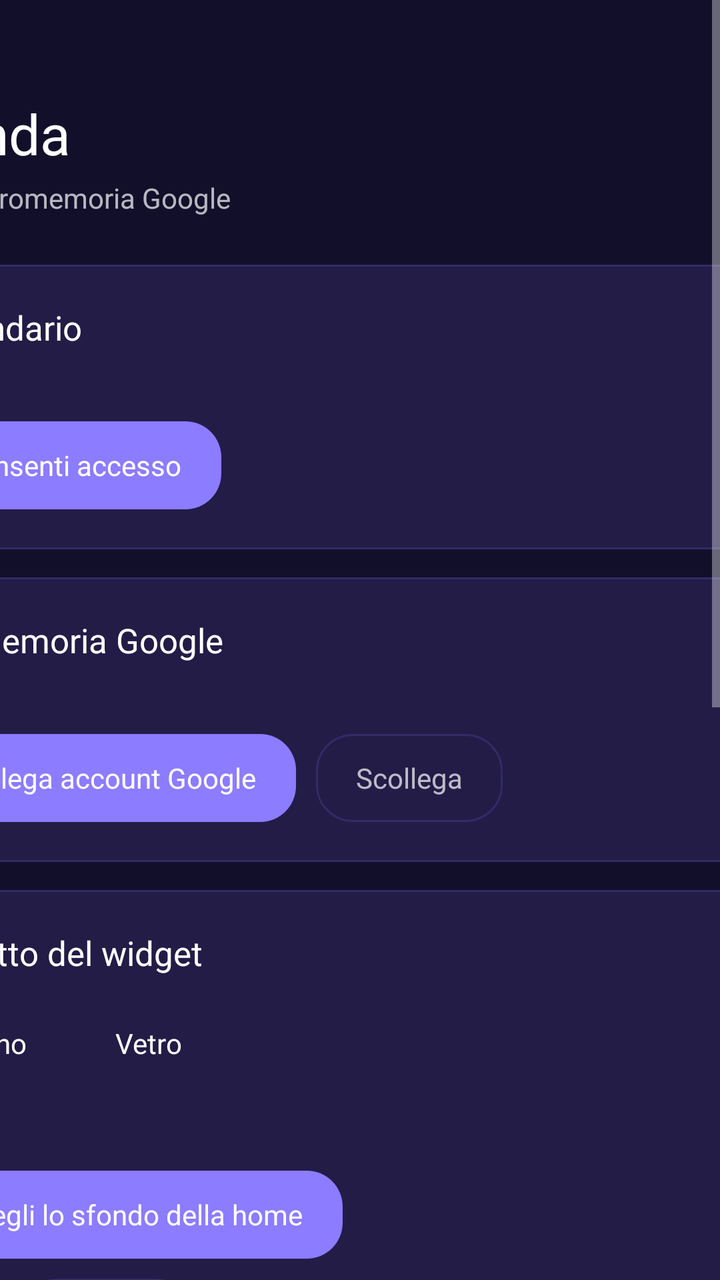
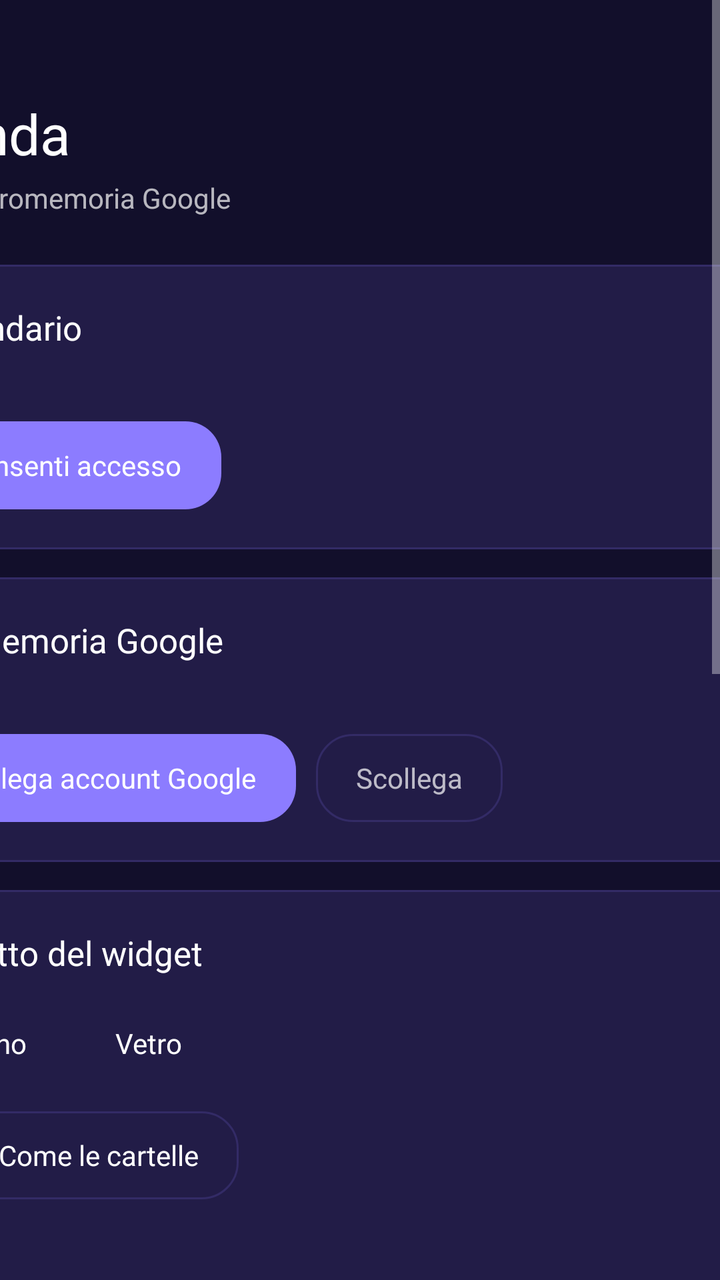

Two renders of the same Android screen: before a commit and after it. Below are the layout's source before the change and the commit's diff.
<!-- AndroidManifest.xml: application theme Theme.Agenda -->
<!-- res/layout/activity_main.xml -->
<?xml version="1.0" encoding="utf-8"?>
<ScrollView xmlns:android="http://schemas.android.com/apk/res/android"
    android:layout_width="match_parent"
    android:layout_height="match_parent"
    android:background="@color/bg"
    android:fillViewport="true">

    <FrameLayout
        android:layout_width="match_parent"
        android:layout_height="wrap_content"
        android:paddingTop="48dp"
        android:paddingBottom="40dp">

        <LinearLayout
            android:id="@+id/content"
            android:layout_width="520dp"
            android:layout_height="wrap_content"
            android:layout_gravity="center_horizontal"
            android:orientation="vertical"
            android:paddingStart="20dp"
            android:paddingEnd="20dp">

            <TextView
                android:layout_width="wrap_content"
                android:layout_height="wrap_content"
                android:text="@string/app_name"
                android:textColor="@color/text_primary"
                android:textSize="28sp" />

            <TextView
                android:layout_width="wrap_content"
                android:layout_height="wrap_content"
                android:layout_marginTop="4dp"
                android:text="@string/widget_desc"
                android:textColor="@color/text_secondary"
                android:textSize="14sp" />

            
            <LinearLayout
                android:layout_width="match_parent"
                android:layout_height="wrap_content"
                android:layout_marginTop="24dp"
                android:background="@drawable/bg_card"
                android:orientation="vertical"
                android:padding="20dp">

                <TextView
                    android:layout_width="wrap_content"
                    android:layout_height="wrap_content"
                    android:text="@string/calendar_title"
                    android:textColor="@color/text_primary"
                    android:textSize="17sp" />

                <TextView
                    android:id="@+id/calendar_status"
                    android:layout_width="wrap_content"
                    android:layout_height="wrap_content"
                    android:layout_marginTop="4dp"
                    android:textColor="@color/text_secondary"
                    android:textSize="13sp" />

                <TextView
                    android:id="@+id/calendar_button"
                    android:layout_width="wrap_content"
                    android:layout_height="44dp"
                    android:layout_marginTop="14dp"
                    android:background="@drawable/bg_button"
                    android:gravity="center"
                    android:paddingStart="20dp"
                    android:paddingEnd="20dp"
                    android:text="@string/calendar_grant"
                    android:textColor="@color/text_primary"
                    android:textSize="14sp" />
            </LinearLayout>

            
            <LinearLayout
                android:layout_width="match_parent"
                android:layout_height="wrap_content"
                android:layout_marginTop="14dp"
                android:background="@drawable/bg_card"
                android:orientation="vertical"
                android:padding="20dp">

                <TextView
                    android:layout_width="wrap_content"
                    android:layout_height="wrap_content"
                    android:text="@string/tasks_title"
                    android:textColor="@color/text_primary"
                    android:textSize="17sp" />

                <TextView
                    android:id="@+id/tasks_status"
                    android:layout_width="wrap_content"
                    android:layout_height="wrap_content"
                    android:layout_marginTop="4dp"
                    android:textColor="@color/text_secondary"
                    android:textSize="13sp" />

                <LinearLayout
                    android:layout_width="wrap_content"
                    android:layout_height="wrap_content"
                    android:layout_marginTop="14dp"
                    android:orientation="horizontal">

                    <TextView
                        android:id="@+id/tasks_connect"
                        android:layout_width="wrap_content"
                        android:layout_height="44dp"
                        android:background="@drawable/bg_button"
                        android:gravity="center"
                        android:paddingStart="20dp"
                        android:paddingEnd="20dp"
                        android:text="@string/tasks_connect"
                        android:textColor="@color/text_primary"
                        android:textSize="14sp" />

                    <TextView
                        android:id="@+id/tasks_disconnect"
                        android:layout_width="wrap_content"
                        android:layout_height="44dp"
                        android:layout_marginStart="10dp"
                        android:background="@drawable/bg_button_ghost"
                        android:gravity="center"
                        android:paddingStart="20dp"
                        android:paddingEnd="20dp"
                        android:text="@string/tasks_disconnect"
                        android:textColor="@color/text_secondary"
                        android:textSize="14sp" />
                </LinearLayout>
            </LinearLayout>

            
            <LinearLayout
                android:layout_width="match_parent"
                android:layout_height="wrap_content"
                android:layout_marginTop="14dp"
                android:background="@drawable/bg_card"
                android:orientation="vertical"
                android:padding="20dp">

                <TextView
                    android:layout_width="wrap_content"
                    android:layout_height="wrap_content"
                    android:text="@string/look_title"
                    android:textColor="@color/text_primary"
                    android:textSize="17sp" />

                <LinearLayout
                    android:layout_width="wrap_content"
                    android:layout_height="wrap_content"
                    android:layout_marginTop="14dp"
                    android:orientation="horizontal">

                    <TextView
                        android:id="@+id/style_solid"
                        android:layout_width="wrap_content"
                        android:layout_height="40dp"
                        android:gravity="center"
                        android:paddingStart="18dp"
                        android:paddingEnd="18dp"
                        android:text="@string/style_solid"
                        android:textColor="@color/text_primary"
                        android:textSize="14sp" />

                    <TextView
                        android:id="@+id/style_glass"
                        android:layout_width="wrap_content"
                        android:layout_height="40dp"
                        android:layout_marginStart="8dp"
                        android:gravity="center"
                        android:paddingStart="18dp"
                        android:paddingEnd="18dp"
                        android:text="@string/style_glass"
                        android:textColor="@color/text_primary"
                        android:textSize="14sp" />
                </LinearLayout>

                <LinearLayout
                    android:id="@+id/glass_box"
                    android:layout_width="match_parent"
                    android:layout_height="wrap_content"
                    android:layout_marginTop="14dp"
                    android:orientation="vertical">

                    <TextView
                        android:id="@+id/glass_status"
                        android:layout_width="wrap_content"
                        android:layout_height="wrap_content"
                        android:lineSpacingExtra="2dp"
                        android:textColor="@color/text_secondary"
                        android:textSize="13sp" />

                    <TextView
                        android:id="@+id/glass_pick"
                        android:layout_width="wrap_content"
                        android:layout_height="44dp"
                        android:layout_marginTop="12dp"
                        android:background="@drawable/bg_button"
                        android:gravity="center"
                        android:paddingStart="20dp"
                        android:paddingEnd="20dp"
                        android:text="@string/glass_pick"
                        android:textColor="@color/text_primary"
                        android:textSize="14sp" />

                    <LinearLayout
                        android:layout_width="wrap_content"
                        android:layout_height="wrap_content"
                        android:layout_marginTop="10dp"
                        android:orientation="horizontal">

                        <TextView
                            android:id="@+id/glass_align"
                            android:layout_width="wrap_content"
                            android:layout_height="44dp"
                            android:background="@drawable/bg_button"
                            android:gravity="center"
                            android:paddingStart="20dp"
                            android:paddingEnd="20dp"
                            android:textColor="@color/text_primary"
                            android:textSize="14sp" />

                        <TextView
                            android:id="@+id/glass_cancel"
                            android:layout_width="wrap_content"
                            android:layout_height="44dp"
                            android:layout_marginStart="10dp"
                            android:background="@drawable/bg_button_ghost"
                            android:gravity="center"
                            android:paddingStart="20dp"
                            android:paddingEnd="20dp"
                            android:text="Annulla"
                            android:textColor="@color/text_secondary"
                            android:textSize="14sp" />
                    </LinearLayout>

                    <TextView
                        android:id="@+id/blur_label"
                        android:layout_width="wrap_content"
                        android:layout_height="wrap_content"
                        android:layout_marginTop="16dp"
                        android:textColor="@color/text_primary"
                        android:textSize="14sp" />

                    <SeekBar
                        android:id="@+id/blur"
                        android:layout_width="match_parent"
                        android:layout_height="wrap_content"
                        android:layout_marginTop="6dp"
                        android:max="100"
                        android:progressTint="@color/accent"
                        android:thumbTint="@color/accent" />

                    <TextView
                        android:id="@+id/transp_label"
                        android:layout_width="wrap_content"
                        android:layout_height="wrap_content"
                        android:layout_marginTop="16dp"
                        android:textColor="@color/text_primary"
                        android:textSize="14sp" />

                    <SeekBar
                        android:id="@+id/transp"
                        android:layout_width="match_parent"
                        android:layout_height="wrap_content"
                        android:layout_marginTop="6dp"
                        android:max="100"
                        android:progressTint="@color/accent"
                        android:thumbTint="@color/accent" />
                </LinearLayout>

                <FrameLayout
                    android:id="@+id/preview"
                    android:layout_width="match_parent"
                    android:layout_height="64dp"
                    android:layout_marginTop="14dp"
                    android:background="@drawable/bg_preview_back">

                    <ImageView
                        android:id="@+id/preview_fill"
                        android:layout_width="match_parent"
                        android:layout_height="match_parent"
                        android:scaleType="fitXY"
                        android:src="@drawable/bg_preview" />

                    <TextView
                        android:layout_width="wrap_content"
                        android:layout_height="wrap_content"
                        android:layout_gravity="center_vertical"
                        android:layout_marginStart="16dp"
                        android:text="@string/look_preview"
                        android:textColor="@color/text_primary"
                        android:textSize="15sp" />
                </FrameLayout>

                <LinearLayout
                    android:id="@+id/swatches"
                    android:layout_width="match_parent"
                    android:layout_height="wrap_content"
                    android:layout_marginTop="16dp"
                    android:orientation="horizontal" />

                <TextView
                    android:id="@+id/swatch_name"
                    android:layout_width="wrap_content"
                    android:layout_height="wrap_content"
                    android:layout_marginTop="8dp"
                    android:textColor="@color/text_secondary"
                    android:textSize="13sp" />

                <TextView
                    android:id="@+id/opacity_label"
                    android:layout_width="wrap_content"
                    android:layout_height="wrap_content"
                    android:layout_marginTop="16dp"
                    android:textColor="@color/text_primary"
                    android:textSize="14sp" />

                <SeekBar
                    android:id="@+id/opacity"
                    android:layout_width="match_parent"
                    android:layout_height="wrap_content"
                    android:layout_marginTop="6dp"
                    android:max="100"
                    android:progressTint="@color/accent"
                    android:thumbTint="@color/accent" />
            </LinearLayout>

            <TextView
                android:id="@+id/refresh_button"
                android:layout_width="match_parent"
                android:layout_height="48dp"
                android:layout_marginTop="14dp"
                android:background="@drawable/bg_button_ghost"
                android:gravity="center"
                android:text="@string/refresh"
                android:textColor="@color/text_primary"
                android:textSize="14sp" />

            <TextView
                android:layout_width="match_parent"
                android:layout_height="wrap_content"
                android:layout_marginTop="20dp"
                android:lineSpacingExtra="3dp"
                android:text="@string/hint"
                android:textColor="@color/text_muted"
                android:textSize="13sp" />
        </LinearLayout>
    </FrameLayout>
</ScrollView>
<!-- resources referenced by this layout -->
<resources>
  <color name="accent">#8C7CFF</color>
  <color name="bg">#120F2B</color>
  <color name="text_muted">#80FFFFFF</color>
  <color name="text_primary">#FFFFFF</color>
  <color name="text_secondary">#B3FFFFFF</color>
  <!-- drawable bg_button (drawable) -->
  <?xml version="1.0" encoding="utf-8"?>
  <ripple xmlns:android="http://schemas.android.com/apk/res/android" android:color="#33FFFFFF">
      <item>
          <shape android:shape="rectangle">
              <solid android:color="@color/accent" />
              <corners android:radius="18dp" />
          </shape>
      </item>
  </ripple>
  <!-- drawable bg_button_ghost (drawable) -->
  <?xml version="1.0" encoding="utf-8"?>
  <ripple xmlns:android="http://schemas.android.com/apk/res/android" android:color="#33FFFFFF">
      <item>
          <shape android:shape="rectangle">
              <solid android:color="#00000000" />
              <stroke android:width="1dp" android:color="@color/card_border" />
              <corners android:radius="18dp" />
          </shape>
      </item>
  </ripple>
  <!-- drawable bg_card (drawable) -->
  <?xml version="1.0" encoding="utf-8"?>
  <shape xmlns:android="http://schemas.android.com/apk/res/android" android:shape="rectangle">
      <solid android:color="@color/card" />
      <stroke android:width="1dp" android:color="@color/card_border" />
      <corners android:radius="24dp" />
  </shape>
  <!-- drawable bg_preview (drawable) -->
  <?xml version="1.0" encoding="utf-8"?>
  <shape xmlns:android="http://schemas.android.com/apk/res/android" android:shape="rectangle">
      <solid android:color="#FFFFFFFF" />
      <corners android:radius="20dp" />
  </shape>
  <!-- drawable bg_preview_back (drawable) -->
  <?xml version="1.0" encoding="utf-8"?>
  <shape xmlns:android="http://schemas.android.com/apk/res/android" android:shape="rectangle">
      <gradient
          android:angle="0"
          android:endColor="#6A5BD6"
          android:startColor="#06163A" />
      <corners android:radius="20dp" />
  </shape>
  <string name="app_name">Agenda</string>
  <string name="calendar_grant">Consenti accesso</string>
  <string name="calendar_title">Calendario</string>
  <string name="glass_pick">Scegli lo sfondo della home</string>
  <string name="hint">Aggiungi il widget dalla home: tieni premuto su uno spazio vuoto, poi Widget e Agenda. Puoi allargarlo o stringerlo trascinando i bordi.</string>
  <string name="look_preview">Anteprima</string>
  <string name="look_title">Aspetto del widget</string>
  <string name="refresh">Aggiorna il widget</string>
  <string name="style_glass">Vetro</string>
  <string name="style_solid">Pieno</string>
  <string name="tasks_connect">Collega account Google</string>
  <string name="tasks_disconnect">Scollega</string>
  <string name="tasks_title">Promemoria Google</string>
  <string name="widget_desc">Eventi e promemoria Google</string>
  <style name="Theme.Agenda" parent="@android:style/Theme.Material.NoActionBar">
          <item name="android:colorAccent">@color/accent</item>
          <item name="android:colorPrimary">@color/bg</item>
          <item name="android:windowBackground">@color/bg</item>
          <item name="android:statusBarColor">@color/bg</item>
          <item name="android:navigationBarColor">@color/bg</item>
      </style>
  <color name="card_border">#332B66</color>
  <color name="card">#221C47</color>
</resources>

<!-- the commit's change to res/layout/activity_main.xml (unified diff, before → after) -->
@@ -182,6 +182,19 @@
                     android:layout_height="wrap_content"
                     android:layout_marginTop="14dp"
                     android:orientation="vertical">
+
+                    <TextView
+                        android:id="@+id/glass_preset"
+                        android:layout_width="wrap_content"
+                        android:layout_height="44dp"
+                        android:layout_marginBottom="14dp"
+                        android:background="@drawable/bg_button_ghost"
+                        android:gravity="center"
+                        android:paddingStart="20dp"
+                        android:paddingEnd="20dp"
+                        android:text="✦  Come le cartelle"
+                        android:textColor="@color/text_primary"
+                        android:textSize="14sp" />
 
                     <TextView
                         android:id="@+id/glass_status"
